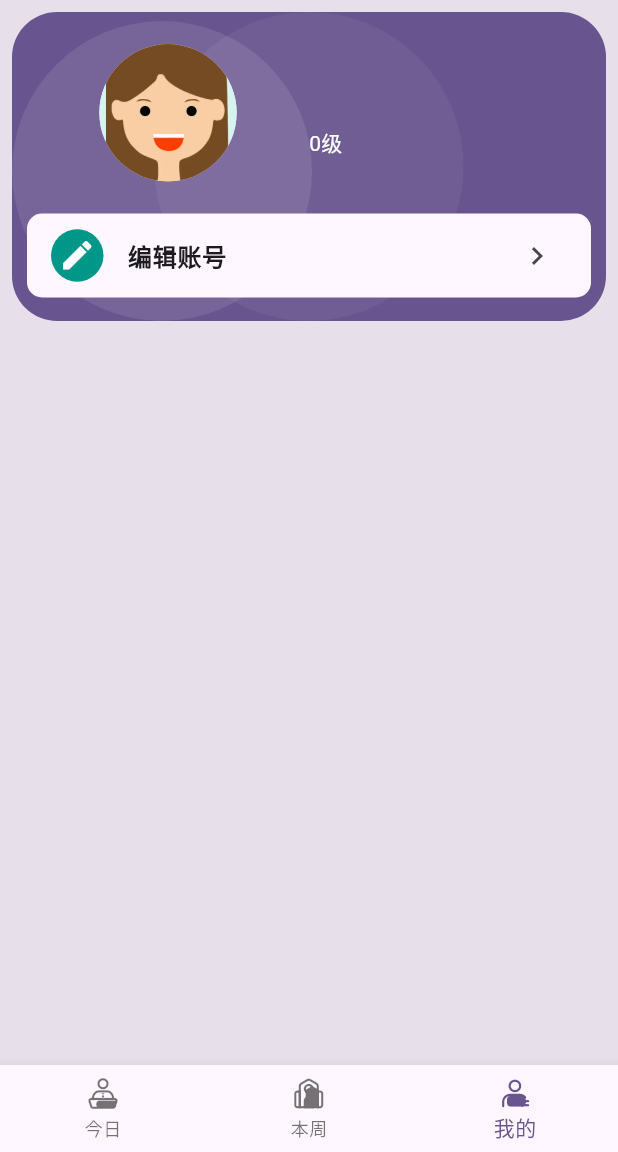
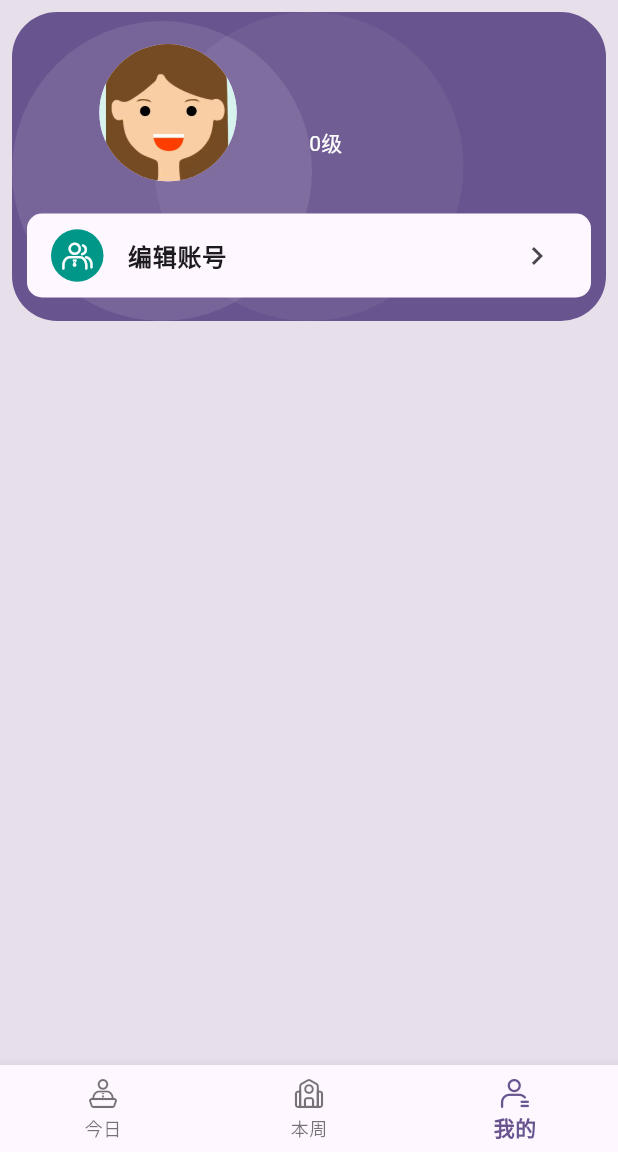
Before and after one commit to Mystery00/xhu_timetable_ios, a Flutter app: the MainRoute screen opened by its route, item 3 of the bottom bar chosen, on a phone screen of 412 x 824 dp, the part 84-1236 px from its top. Run offline on Flutter 3.47's test engine with Material 3 defaults, Android fonts, the phone set to English and light mode, and no system bars; drawn by our look-alikes of babstrap_settings_screen; our stand-ins replace basic_utils, device_info_plus, dio, fluttertoast, logger, package_info_plus and 1 more; missing offline and left inert: fk_user_agent, mmkv, pointycastle; accounts and stored records are empty.

Commit message:
fix: 图标调整

```diff
--- a/lib/ui/main/main.dart
+++ b/lib/ui/main/main.dart
@@ -1,7 +1,4 @@
-import 'dart:ffi';
-
 import 'package:flutter/material.dart';
-import 'package:flutter_svg/svg.dart';
 import 'package:xhu_timetable_ios/ui/theme/icons.dart';
 
 import 'today.dart';
@@ -33,6 +30,8 @@ class _MainRouteState extends State<MainRoute> {
       bottomNavigationBar: BottomNavigationBar(
         currentIndex: currentIndex,
         type: BottomNavigationBarType.fixed,
+        useLegacyColorScheme: false,
+        selectedLabelStyle: const TextStyle(fontWeight: FontWeight.bold),
         onTap: (index) {
           setState(() {
             currentIndex = index;
--- a/lib/ui/main/profile.dart
+++ b/lib/ui/main/profile.dart
@@ -1,6 +1,5 @@
 import 'package:babstrap_settings_screen/babstrap_settings_screen.dart';
 import 'package:flutter/material.dart';
-import 'package:fluttertoast/fluttertoast.dart';
 import 'package:xhu_timetable_ios/model/menu.dart';
 import 'package:xhu_timetable_ios/model/user_info.dart';
 import 'package:xhu_timetable_ios/repository/profile.dart';
@@ -86,7 +85,7 @@ class _AccountInfoState extends State<_AccountInfo> {
                 .toList()),
         userProfilePic: defaultProfileImageByStudentId(studentId),
         cardActionWidget: SettingsItem(
-          icons: Icons.edit,
+          icons: IconsProfile.accountSettings,
           iconStyle: IconStyle(
             withBackground: true,
             borderRadius: 50,
--- a/lib/ui/main/today.dart
+++ b/lib/ui/main/today.dart
@@ -1,11 +1,11 @@
 import 'package:flutter/material.dart';
-import 'package:flutter_svg/svg.dart';
 import 'package:logger/logger.dart';
 import 'package:xhu_timetable_ios/model/poems.dart';
 import 'package:xhu_timetable_ios/repository/main.dart';
 import 'package:xhu_timetable_ios/repository/xhu.dart';
 import 'package:xhu_timetable_ios/store/poems_store.dart';
 import 'package:xhu_timetable_ios/ui/theme/colors.dart';
+import 'package:xhu_timetable_ios/ui/theme/icons.dart';
 
 class TodayHomePage extends StatefulWidget {
   const TodayHomePage({super.key});
@@ -167,11 +167,11 @@ Widget _buildTodayCourseContent(BuildContext context, TodayCourseSheet course) {
                       children: [
                         Column(
                           children: [
-                            SvgPicture.asset("assets/icons/ic_watermelon.svg",
-                                height: 16,
-                                width: 16,
-                                colorFilter: ColorFilter.mode(
-                                    course.color, BlendMode.srcIn)),
+                            Icon(
+                              IconsProfile.watermelon,
+                              color: course.color,
+                              size: 16,
+                            ),
                             Padding(
                               padding: const EdgeInsets.symmetric(vertical: 1),
                               child: Text(
--- a/lib/ui/theme/icons.dart
+++ b/lib/ui/theme/icons.dart
@@ -3,23 +3,25 @@ import 'package:flutter/widgets.dart';
 class IconsProfile {
   static const _fontFamily = 'IconFont';
 
+  static const IconData watermelon = IconData(0xe627, fontFamily: _fontFamily);
+
   static const IconData navigationToday =
-      IconData(0xe615, fontFamily: _fontFamily);
+      IconData(0xe602, fontFamily: _fontFamily);
   static const IconData navigationWeek =
-      IconData(0xe621, fontFamily: _fontFamily);
+      IconData(0xe60d, fontFamily: _fontFamily);
   static const IconData navigationProfile =
-      IconData(0xe62e, fontFamily: _fontFamily);
+      IconData(0xe628, fontFamily: _fontFamily);
 
   static const IconData accountSettings =
-      IconData(0xe60f, fontFamily: _fontFamily);
-  static const IconData classroom = IconData(0xe623, fontFamily: _fontFamily);
-  static const IconData exam = IconData(0xe614, fontFamily: _fontFamily);
-  static const IconData joinGroup = IconData(0xe627, fontFamily: _fontFamily);
-  static const IconData notice = IconData(0xe611, fontFamily: _fontFamily);
-  static const IconData score = IconData(0xe61b, fontFamily: _fontFamily);
+      IconData(0xe61d, fontFamily: _fontFamily);
+  static const IconData classroom = IconData(0xe624, fontFamily: _fontFamily);
+  static const IconData exam = IconData(0xe613, fontFamily: _fontFamily);
+  static const IconData joinGroup = IconData(0xe608, fontFamily: _fontFamily);
+  static const IconData notice = IconData(0xe620, fontFamily: _fontFamily);
+  static const IconData score = IconData(0xe607, fontFamily: _fontFamily);
   static const IconData serverDetect =
-      IconData(0xe60e, fontFamily: _fontFamily);
-  static const IconData settings = IconData(0xe612, fontFamily: _fontFamily);
-  static const IconData share = IconData(0xe617, fontFamily: _fontFamily);
-  static const IconData unknown = IconData(0xe628, fontFamily: _fontFamily);
+      IconData(0xe623, fontFamily: _fontFamily);
+  static const IconData settings = IconData(0xe611, fontFamily: _fontFamily);
+  static const IconData share = IconData(0xe600, fontFamily: _fontFamily);
+  static const IconData unknown = IconData(0xe604, fontFamily: _fontFamily);
 }
```
Also changed, not shown: pubspec.yaml (+3 -6 lines), assets/fonts/iconfont.ttf, assets/icons/ic_watermelon.svg (deleted), assets/icons/main/profile.svg (deleted), assets/icons/main/today.svg (deleted), assets/icons/main/week.svg (deleted), pubspec.lock.
